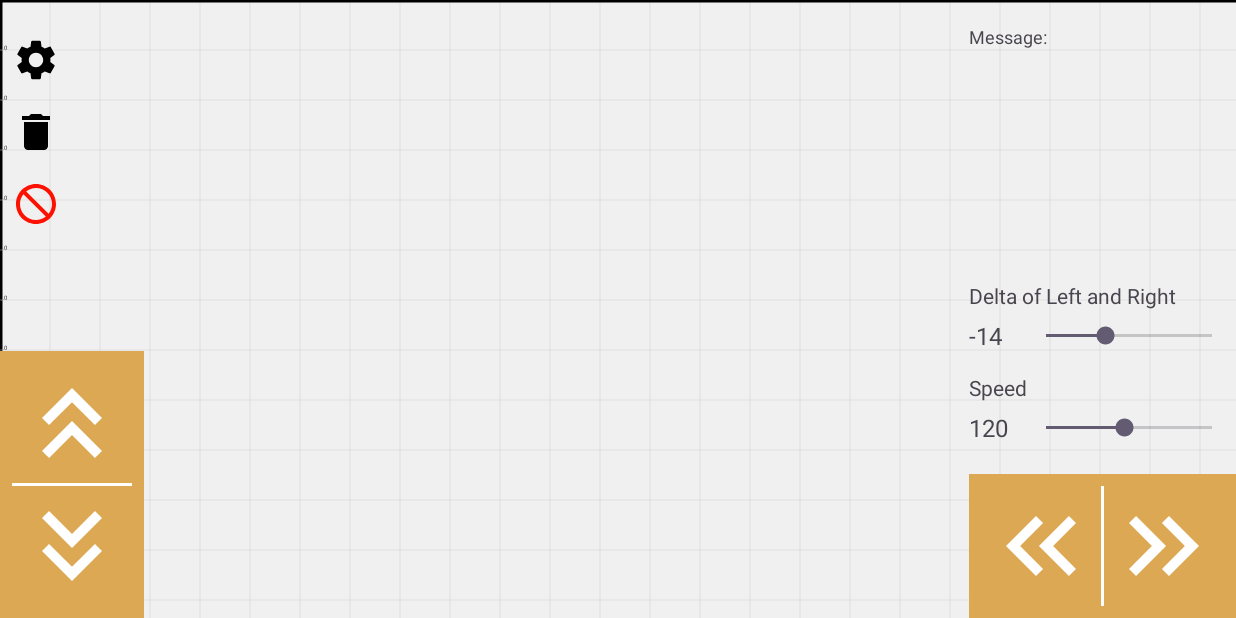
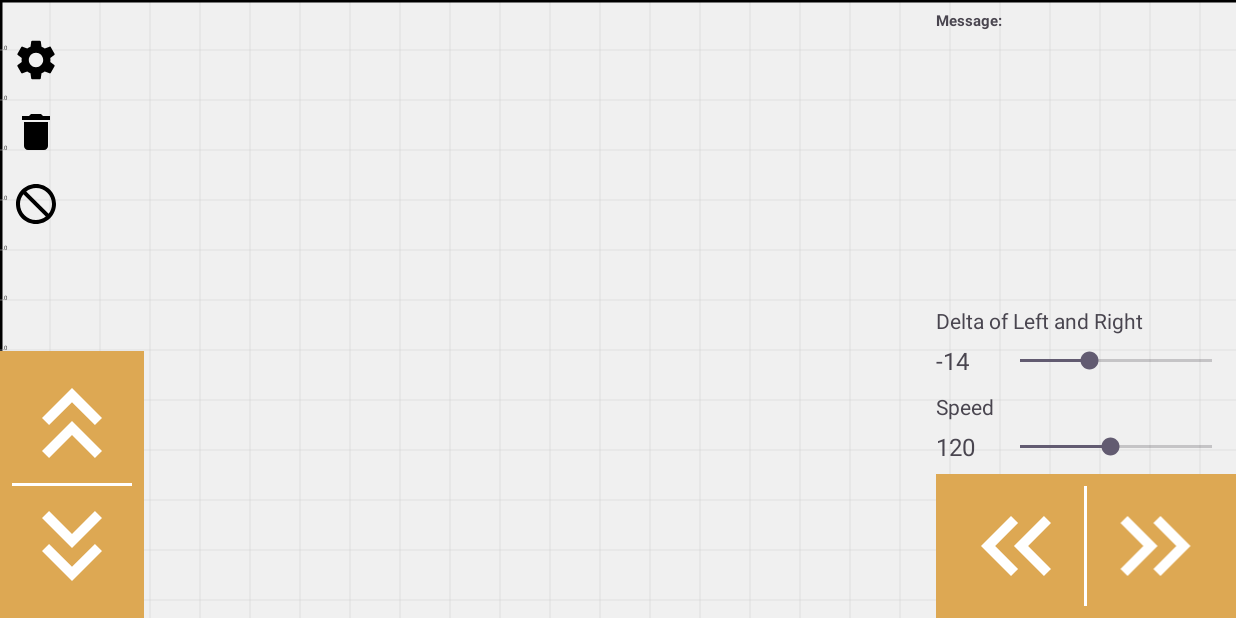
Before and after one commit to datdev1/BTL_He_Thong_Nhung, an Android app: the screen it shows after launch (MainActivity), on a phone screen of 824 x 412 dp (held sideways). Run offline under Robolectric (Android 15) with nearby library versions, the phone set to English and light mode, and no system bars.

Commit message:
change font

```diff
--- a/VaxRobot/app/src/main/java/com/b21dccn216/vaxrobot/Main/MainPresenter.java
+++ b/VaxRobot/app/src/main/java/com/b21dccn216/vaxrobot/Main/MainPresenter.java
@@ -77,16 +77,16 @@ public class MainPresenter implements MainContract.Presenter {
                 switch (commandSend){
                     case "F":
 //                        TODO: Thay đổi distance
-                        view.updateRobotPosition("UP", 100);
+                        view.updateRobotPosition("UP", 10);
                         break;
                     case "B":
                         view.updateRobotPosition("DOWN", 10);
                         break;
                     case "L":
-//                        view.setRobotAngle(-15);
+                        view.setRobotAngle(-45);
                         break;
                     case "R":
-//                        view.setRobotAngle(15);
+                        view.setRobotAngle(45);
                         break;
                     default:
                         break;
--- a/VaxRobot/app/src/main/res/layout/activity_main.xml
+++ b/VaxRobot/app/src/main/res/layout/activity_main.xml
@@ -46,8 +46,7 @@
             android:layout_width="32dp"
             android:layout_height="32dp"
             android:src="@drawable/baseline_do_not_disturb_24"
-            android:layout_margin="8dp"
-            app:tint="@color/redColor" />
+            android:layout_margin="8dp" />
     </LinearLayout>
 
 
@@ -63,17 +62,19 @@
 
         <TextView
             android:id="@+id/messages"
-            android:layout_width="match_parent"
+            android:layout_width="200dp"
             android:layout_height="0dp"
             android:layout_weight="1"
-            android:layout_marginVertical="16dp"
+            android:textStyle="bold"
+            android:layout_marginVertical="8dp"
+            android:includeFontPadding="false"
             android:text="Message: "
-            android:textSize="12sp"/>
+            android:textSize="10sp"/>
 
         <LinearLayout
             android:orientation="vertical"
             android:layout_width="match_parent"
-            android:layout_weight="1"
+            android:layout_weight="0.6"
             android:gravity="center_vertical"
             android:layout_height="0dp">
 
@@ -115,7 +116,7 @@
                 android:id="@+id/titleSpeed"
                 android:layout_width="wrap_content"
                 android:layout_height="wrap_content"
-                android:layout_marginTop="8dp"
+                android:layout_marginTop="4dp"
                 android:text="Speed" />
 
             <LinearLayout
@@ -145,16 +146,18 @@
         </LinearLayout>
 
         <LinearLayout
-            android:layout_width="wrap_content"
+            android:layout_width="match_parent"
             android:padding="8dp"
             android:background="@color/beigeColor"
             android:layout_height="wrap_content"
+            android:gravity="center"
             android:orientation="horizontal">
-            <View
-                android:background="@drawable/baseline_keyboard_double_arrow_left_24"
-                android:layout_width="80dp"
+            <ImageView
+                android:src="@drawable/baseline_keyboard_double_arrow_left_24"
+                android:layout_width="0dp"
+                android:layout_weight="1"
                 android:layout_height="80dp"
-                android:backgroundTint="@color/whiteColor"
+                app:tint="@color/whiteColor"
                 android:text="left"
                 android:id="@+id/left"/>
 
@@ -163,11 +166,12 @@
                 android:layout_height="match_parent"
                 app:dividerColor="@color/whiteColor"
                 />
-            <View
-                android:background="@drawable/baseline_keyboard_double_arrow_right_24"
-                android:layout_width="80dp"
+            <ImageView
+                android:src="@drawable/baseline_keyboard_double_arrow_right_24"
+                android:layout_width="0dp"
+                android:layout_weight="1"
                 android:layout_height="80dp"
-                android:backgroundTint="@color/whiteColor"
+                app:tint="@color/whiteColor"
                 android:text="right"
                 android:id="@+id/right"/>
         </LinearLayout>
@@ -183,11 +187,12 @@
         android:orientation="vertical"
         android:background="@color/beigeColor"
         >
-        <View
-            android:backgroundTint="@color/whiteColor"
-            android:background="@drawable/baseline_keyboard_double_arrow_up_24"
+        <ImageView
+            android:src="@drawable/baseline_keyboard_double_arrow_up_24"
             android:layout_width="80dp"
             android:layout_height="80dp"
+            app:tint="@color/whiteColor"
+            android:text="right"
             android:id="@+id/up"/>
         <com.google.android.material.divider.MaterialDivider
             android:layout_width="match_parent"
@@ -195,11 +200,11 @@
             app:dividerColor="@color/whiteColor"
             />
         <ImageView
-            android:backgroundTint="@color/whiteColor"
-            android:background="@drawable/baseline_keyboard_double_arrow_down_24"
+            android:src="@drawable/baseline_keyboard_double_arrow_down_24"
             android:layout_width="80dp"
             android:layout_height="80dp"
-            android:text="down"
+            app:tint="@color/whiteColor"
+            android:text="right"
             android:id="@+id/down"/>
     </LinearLayout>
 
--- a/VaxRobot/app/src/main/res/values/colors.xml
+++ b/VaxRobot/app/src/main/res/values/colors.xml
@@ -1,6 +1,7 @@
 <?xml version="1.0" encoding="utf-8"?>
 <resources>
     <color name="blackColor">#FF000000</color>
+    <color name="transparentColor">#00FFFFFF</color>
     <color name="whiteColor">#FFFFFFFF</color>
     <color name="greenColor">#4E9E3D</color>
     <color name="redColor">#FD1100</color>
```
Also changed, not shown: VaxRobot/app/src/main/java/com/b21dccn216/vaxrobot/Main/MainActivity.java (+80 -1 lines), VaxRobot/app/src/main/res/font/consola.TTF (added), VaxRobot/app/src/main/res/font/consolab.TTF (added), VaxRobot/app/src/main/res/font/consolai.ttf (added), VaxRobot/app/src/main/res/font/consolas.ttf (added), VaxRobot/app/src/main/res/font/consolaz.ttf (added).
